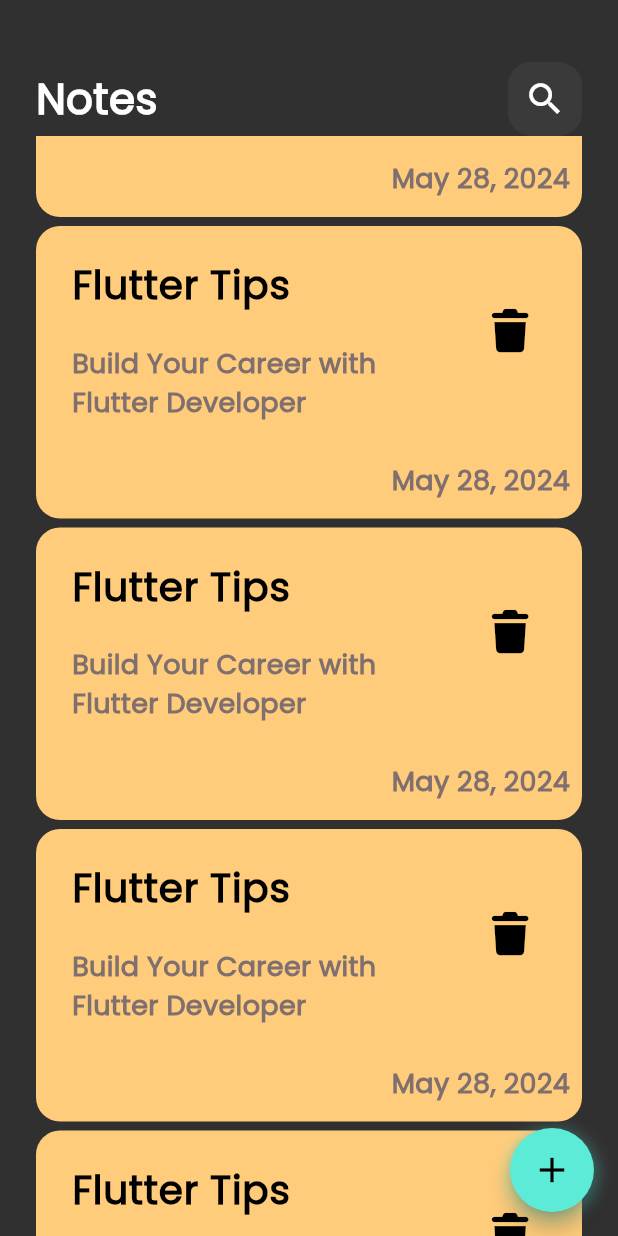
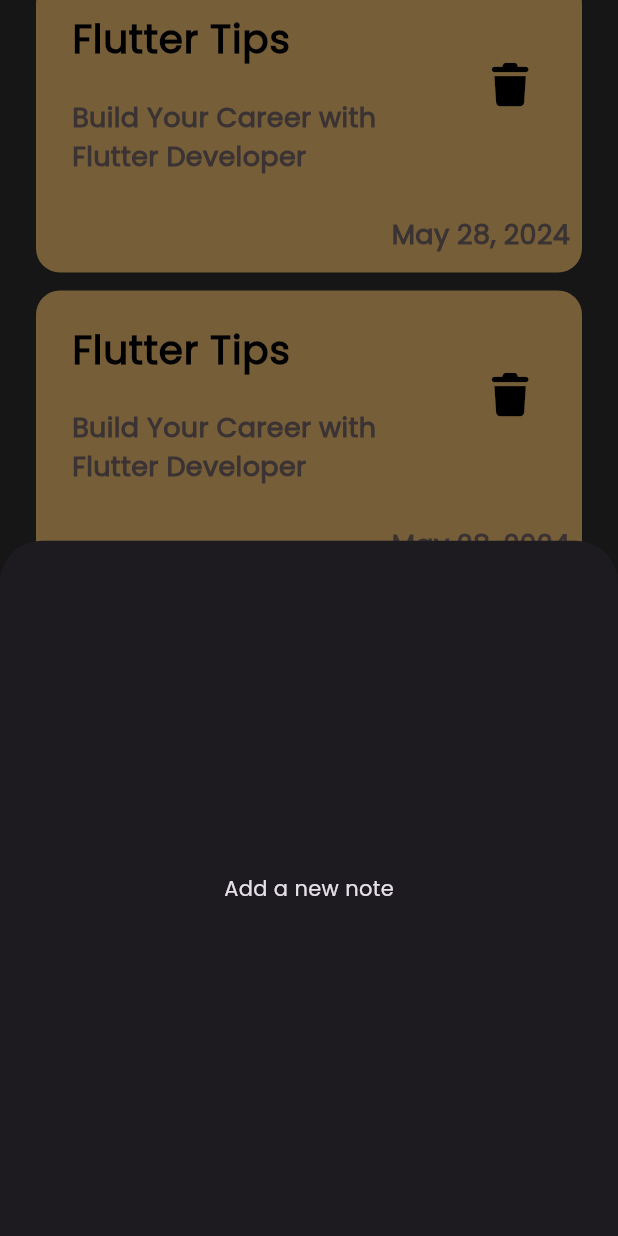
Before and after one commit to OmarGamalDev/notes-app, a Flutter app: the screen it shows after launch, scrolled down 1152 dp, after a tap on the "add" icon, on a phone screen of 412 x 824 dp. Run offline on Flutter 3.47's test engine with Material 3 defaults, Android fonts, the phone set to English and light mode, and no system bars; our stand-ins replace font_awesome_flutter.

Commit message:
Implement AddNoteBottomSheet and enhance UI components for notes feature

```diff
--- /dev/null
+++ b/lib/features/notes/presentation/views/widgets/add_note_bottom_sheet.dart
@@ -0,0 +1,15 @@
+import 'package:flutter/material.dart';
+
+class AddNoteBottomSheet extends StatelessWidget {
+  const AddNoteBottomSheet({
+    super.key,
+  });
+
+  @override
+  Widget build(BuildContext context) {
+    return SizedBox(
+      height: MediaQuery.of(context).size.height * .8,
+      child: Center(child: Text('Add a new note')),
+    );
+  }
+}
--- a/lib/features/notes/presentation/views/widgets/custom_floating_action_button.dart
+++ b/lib/features/notes/presentation/views/widgets/custom_floating_action_button.dart
@@ -1,10 +1,9 @@
 import 'package:flutter/material.dart';
 import 'package:notes_app/core/constants/app_colors.dart';
+import 'package:notes_app/features/notes/presentation/views/widgets/add_note_bottom_sheet.dart';
 
 class CustomFloatingActionButton extends StatelessWidget {
-  const CustomFloatingActionButton({
-    super.key,
-  });
+  const CustomFloatingActionButton({super.key});
 
   @override
   Widget build(BuildContext context) {
@@ -23,7 +22,14 @@
       child: FloatingActionButton(
         backgroundColor: AppColors.lightBlue,
         shape: const CircleBorder(),
-        onPressed: () {},
+        onPressed: () {
+          showModalBottomSheet(
+            context: context,
+            builder: (context) {
+              return const AddNoteBottomSheet();
+            },
+          );
+        },
         child: const Icon(Icons.add, size: 28, color: AppColors.blackColor),
       ),
     );
--- a/lib/features/notes/presentation/views/widgets/custom_note_item.dart
+++ b/lib/features/notes/presentation/views/widgets/custom_note_item.dart
@@ -9,7 +9,7 @@
   @override
   Widget build(BuildContext context) {
     return Padding(
-      padding: const EdgeInsets.only(top: 6.0),
+      padding: const EdgeInsets.only(bottom: 12),
       child: Container(
         decoration: BoxDecoration(
           color: Color(0xffffcc7b),
--- a/lib/features/notes/presentation/views/widgets/custom_search_icon.dart
+++ b/lib/features/notes/presentation/views/widgets/custom_search_icon.dart
@@ -14,6 +14,7 @@
         borderRadius: BorderRadius.circular(16),
       ),
       child: IconButton(
+        padding: EdgeInsets.zero,
         onPressed: () {},
         icon: const Icon(Icons.search, color: AppColors.whiteColor, size: 28),
       ),
--- a/lib/features/notes/presentation/views/widgets/notes_list_view.dart
+++ b/lib/features/notes/presentation/views/widgets/notes_list_view.dart
@@ -2,17 +2,18 @@
 import 'package:notes_app/features/notes/presentation/views/widgets/custom_note_item.dart';
 
 class NotesListView extends StatelessWidget {
-  const NotesListView({
-    super.key,
-  });
+  const NotesListView({super.key});
 
   @override
   Widget build(BuildContext context) {
     return ListView.builder(
+      padding: EdgeInsets.only(top: 13),
       itemBuilder: (context, index) {
         return const CustomNoteItem();
       },
       itemCount: 10,
+      shrinkWrap: true,
+      physics: const NeverScrollableScrollPhysics(),
     );
   }
 }
--- a/lib/features/notes/presentation/views/widgets/notes_view_body.dart
+++ b/lib/features/notes/presentation/views/widgets/notes_view_body.dart
@@ -9,11 +9,13 @@
   Widget build(BuildContext context) {
     return Padding(
       padding: const EdgeInsets.symmetric(horizontal: 24.0),
-      child: Column(
-        children: [
-          SizedBox(height: MediaQuery.of(context).size.height * .05),
-          CustomAppBar(),
-          Expanded(child: NotesListView()),
+      child: CustomScrollView(
+        slivers: [
+          SliverToBoxAdapter(
+            child: SizedBox(height: MediaQuery.of(context).size.height * .05),
+          ),
+          SliverToBoxAdapter(child: const CustomAppBar()),
+          const SliverToBoxAdapter(child: NotesListView()),
         ],
       ),
     );
```
